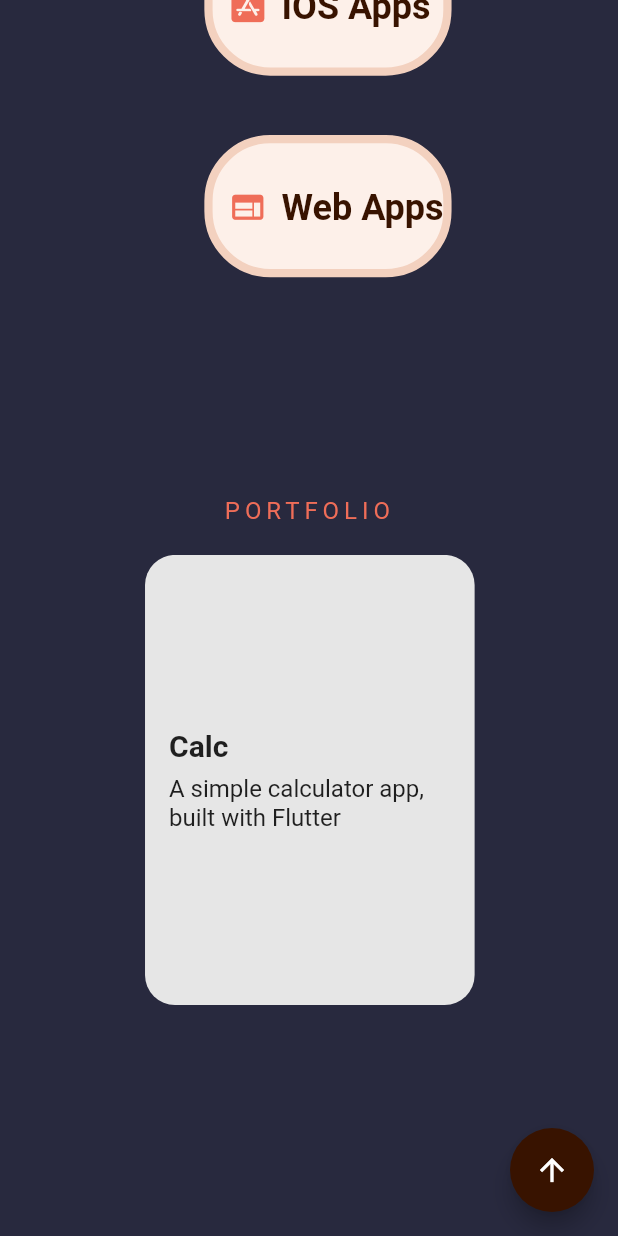
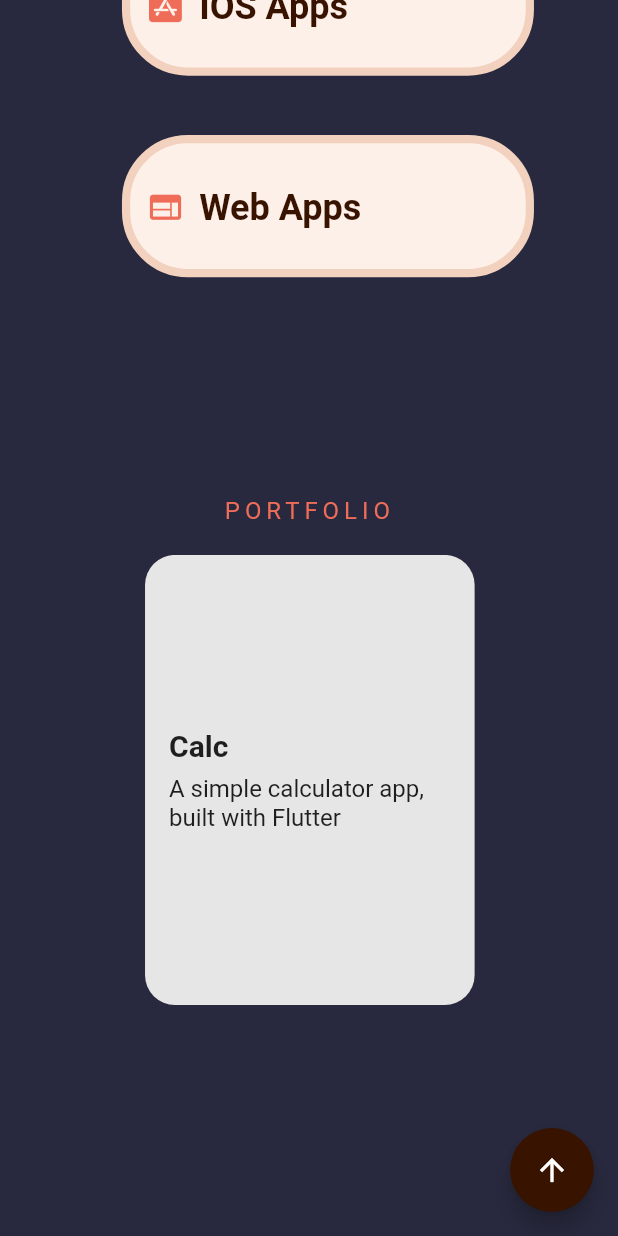
Before and after one commit to Teewhydot/portf, a Flutter app: the screen it shows after launch, scrolled down 1152 dp, on a phone screen of 412 x 824 dp. Run offline on Flutter 3.47's test engine with Material 2 defaults, Android fonts, the phone set to English and light mode, and no system bars; drawn by our look-alikes of carousel_slider; our stand-ins replace animated_text_kit, flutter_animate, font_awesome_flutter, lottie, toast; missing offline and left inert: flutter_email_sender; network calls fail; Roboto replaces fonts that are missing (Epilogue).

Commit message:
Updated photo

```diff
--- a/lib/teewhydot/presentation/widgets/reused_widgets/contact_form.dart
+++ b/lib/teewhydot/presentation/widgets/reused_widgets/contact_form.dart
@@ -2,6 +2,7 @@
 
 import 'package:flutter/material.dart';
 import 'package:flutter_email_sender/flutter_email_sender.dart';
+import 'package:portf/teewhydot/domain/theme/color_constant.dart';
 import 'package:portf/teewhydot/presentation/widgets/reused_widgets/custom_button.dart';
 
 class ContactFormWidget extends StatefulWidget {
--- a/lib/teewhydot/presentation/widgets/reused_widgets/services_widget.dart
+++ b/lib/teewhydot/presentation/widgets/reused_widgets/services_widget.dart
@@ -17,7 +17,7 @@ class ServicesWidget extends StatelessWidget {
     return Align(
         alignment: Alignment.center,
         child: Container(
-            width: getHorizontalSize(150),
+            width: getHorizontalSize(250),
             margin: getMargin(top: 39),
             child: Column(children: [
               Align(
```
Also changed, not shown: assets/portfolio/me.jpg.
